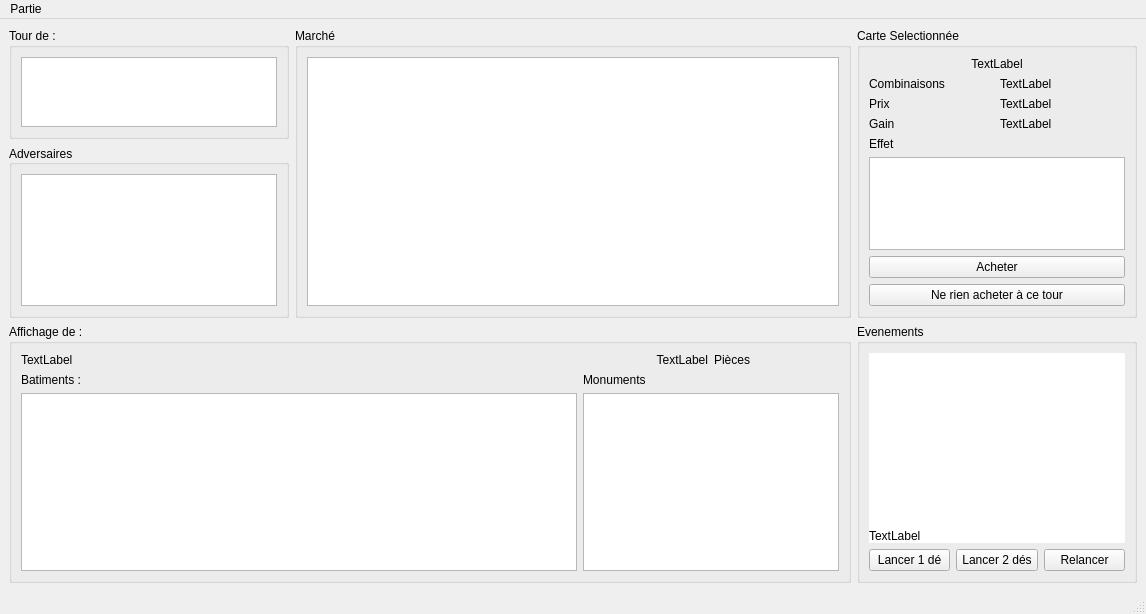
Above: gui/src/windowjeu.ui from LLrnz/Machi-Koro-Boardgame-Adaptation before the change. Below: the same form after it.
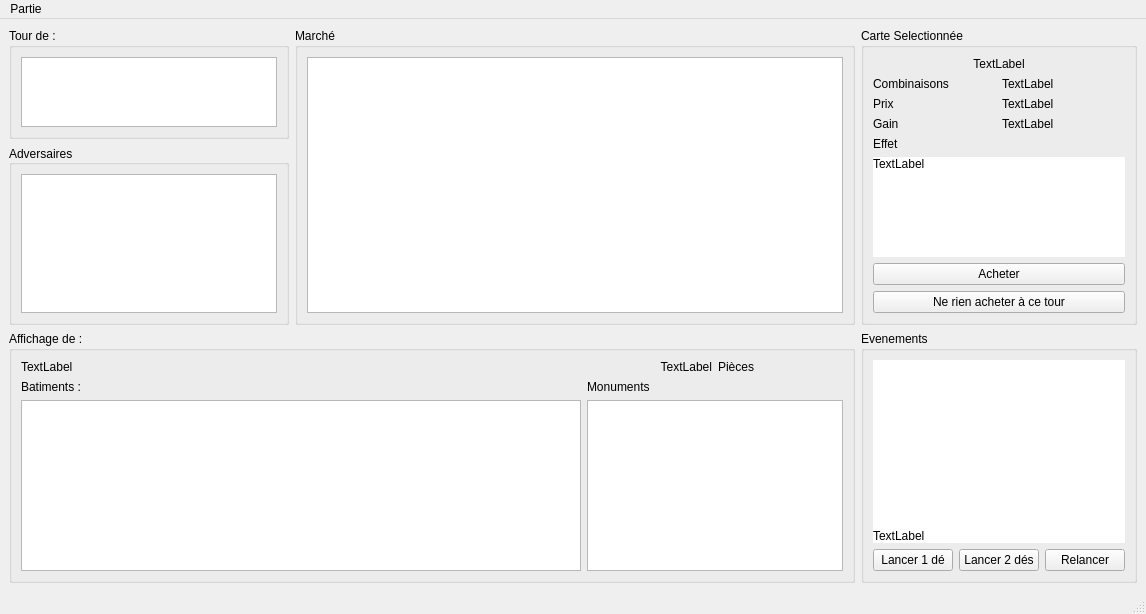
That is the form after the change.

Commit message: essai marcher

```diff
--- a/gui/src/windowjeu.ui
+++ b/gui/src/windowjeu.ui
@@ -176,7 +176,7 @@
        <item row="0" column="0">
         <layout class="QGridLayout" name="gridLayout_11">
          <item row="0" column="0">
-          <widget class="QTableWidget" name="tableMarche"/>
+          <widget class="QListWidget" name="listMarche"/>
          </item>
         </layout>
        </item>
@@ -188,32 +188,11 @@
       <property name="title">
        <string>Carte Selectionnée</string>
       </property>
-      <layout class="QGridLayout" name="gridLayout_18">
-       <item row="8" column="1">
-        <widget class="QLabel" name="tGain">
+      <layout class="QGridLayout" name="gridLayout_18" rowminimumheight="0,0,0,0,0,0,0,0,0,0,0,100,0,0">
+       <item row="13" column="0" colspan="2">
+        <widget class="QPushButton" name="pbPasser">
          <property name="text">
-          <string>TextLabel</string>
-         </property>
-        </widget>
-       </item>
-       <item row="8" column="0">
-        <widget class="QLabel" name="lGain">
-         <property name="text">
-          <string>Gain</string>
-         </property>
-        </widget>
-       </item>
-       <item row="7" column="1">
-        <widget class="QLabel" name="tPrix">
-         <property name="text">
-          <string>TextLabel</string>
-         </property>
-        </widget>
-       </item>
-       <item row="2" column="0">
-        <widget class="QLabel" name="lCombinaison">
-         <property name="text">
-          <string>Combinaisons </string>
+          <string>Ne rien acheter à ce tour</string>
          </property>
         </widget>
        </item>
@@ -224,6 +203,20 @@
          </property>
         </widget>
        </item>
+       <item row="7" column="1">
+        <widget class="QLabel" name="tPrix">
+         <property name="text">
+          <string>TextLabel</string>
+         </property>
+        </widget>
+       </item>
+       <item row="8" column="0">
+        <widget class="QLabel" name="lGain">
+         <property name="text">
+          <string>Gain</string>
+         </property>
+        </widget>
+       </item>
        <item row="9" column="0">
         <widget class="QLabel" name="lEffet">
          <property name="text">
@@ -238,23 +231,6 @@
          </property>
         </widget>
        </item>
-       <item row="10" column="0" colspan="2">
-        <widget class="QTextBrowser" name="tbEffet"/>
-       </item>
-       <item row="12" column="0" colspan="2">
-        <widget class="QPushButton" name="pushButton_4">
-         <property name="text">
-          <string>Acheter</string>
-         </property>
-        </widget>
-       </item>
-       <item row="13" column="0" colspan="2">
-        <widget class="QPushButton" name="pushButton_5">
-         <property name="text">
-          <string>Ne rien acheter à ce tour</string>
-         </property>
-        </widget>
-       </item>
        <item row="1" column="0" colspan="2">
         <widget class="QLabel" name="tnomCarte">
          <property name="text">
@@ -265,6 +241,40 @@
          </property>
         </widget>
        </item>
+       <item row="12" column="0" colspan="2">
+        <widget class="QPushButton" name="pbAcheter">
+         <property name="text">
+          <string>Acheter</string>
+         </property>
+        </widget>
+       </item>
+       <item row="2" column="0">
+        <widget class="QLabel" name="lCombinaison">
+         <property name="text">
+          <string>Combinaisons </string>
+         </property>
+        </widget>
+       </item>
+       <item row="8" column="1">
+        <widget class="QLabel" name="tGain">
+         <property name="text">
+          <string>TextLabel</string>
+         </property>
+        </widget>
+       </item>
+       <item row="11" column="0" colspan="2">
+        <widget class="QLabel" name="lEffet_2">
+         <property name="styleSheet">
+          <string notr="true">background-color : rgb(255,255,255); color : rgb(0,0,0)</string>
+         </property>
+         <property name="text">
+          <string>TextLabel</string>
+         </property>
+         <property name="alignment">
+          <set>Qt::AlignLeading|Qt::AlignLeft|Qt::AlignTop</set>
+         </property>
+        </widget>
+       </item>
       </layout>
      </widget>
     </item>
```
The commit also changes 2 other files.
